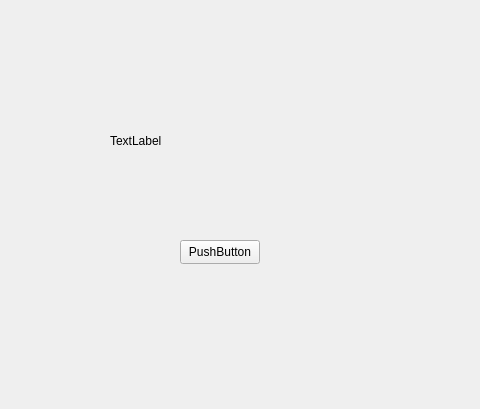
The window that sabotagewidget.ui (Nemkof/Pacman-Among-Us) describes before a commit, drawn with Qt 5.
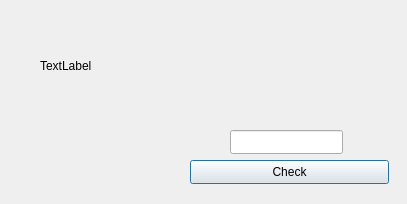
The same window after the commit.

Commit message: Almost ideal work of sabotages

Diff of the .ui file:
```diff
--- a/sabotagewidget.ui
+++ b/sabotagewidget.ui
@@ -1,44 +1,54 @@
 <?xml version="1.0" encoding="UTF-8"?>
 <ui version="4.0">
  <class>sabotageWidget</class>
- <widget class="QWidget" name="sabotageWidget">
+ <widget class="QDialog" name="sabotageWidget">
   <property name="geometry">
    <rect>
     <x>0</x>
     <y>0</y>
-    <width>480</width>
-    <height>409</height>
+    <width>407</width>
+    <height>204</height>
    </rect>
   </property>
   <property name="windowTitle">
    <string>Form</string>
   </property>
-  <widget class="QPushButton" name="pushButton">
+  <widget class="QLabel" name="taskLabel">
    <property name="geometry">
     <rect>
-     <x>180</x>
-     <y>240</y>
-     <width>80</width>
-     <height>24</height>
-    </rect>
-   </property>
-   <property name="text">
-    <string>PushButton</string>
-   </property>
-  </widget>
-  <widget class="QLabel" name="label">
-   <property name="geometry">
-    <rect>
-     <x>110</x>
-     <y>110</y>
-     <width>251</width>
-     <height>61</height>
+     <x>40</x>
+     <y>20</y>
+     <width>199</width>
+     <height>92</height>
     </rect>
    </property>
    <property name="text">
     <string>TextLabel</string>
    </property>
   </widget>
+  <widget class="QPushButton" name="checkButton">
+   <property name="geometry">
+    <rect>
+     <x>190</x>
+     <y>160</y>
+     <width>199</width>
+     <height>24</height>
+    </rect>
+   </property>
+   <property name="text">
+    <string>Check</string>
+   </property>
+  </widget>
+  <widget class="QLineEdit" name="answerWidget">
+   <property name="geometry">
+    <rect>
+     <x>230</x>
+     <y>130</y>
+     <width>113</width>
+     <height>24</height>
+    </rect>
+   </property>
+  </widget>
  </widget>
  <resources/>
  <connections/>
```
Left out of the diff: 2 changed lines with no effect on the pictures. The commit also changes 63 other files.
